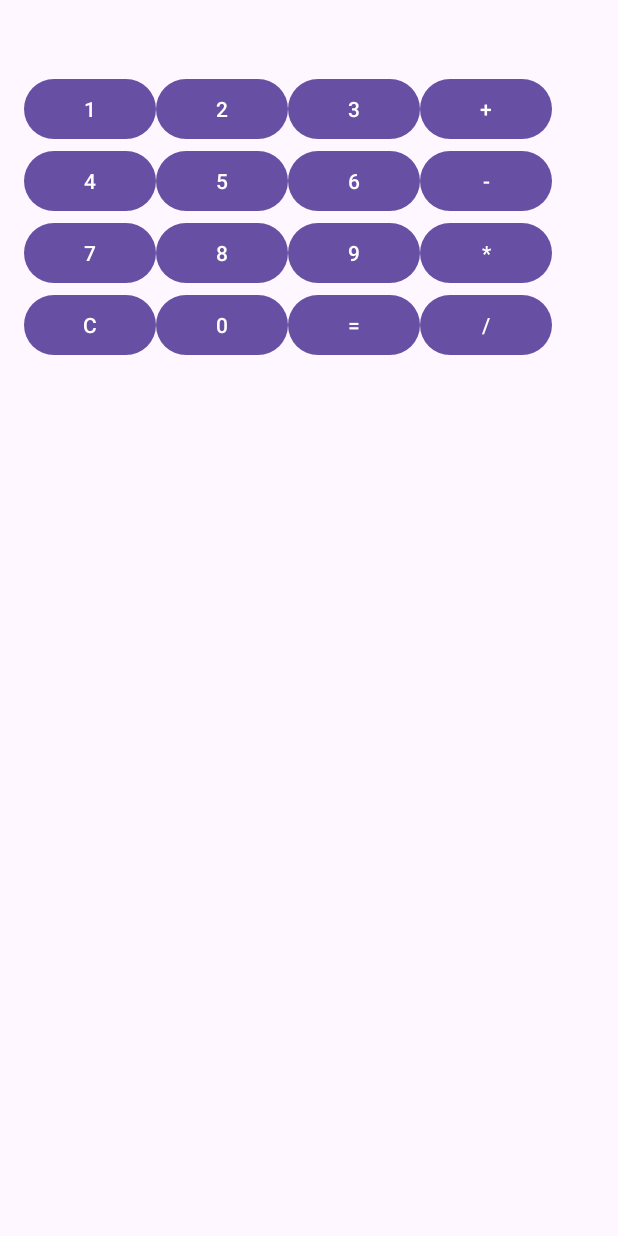
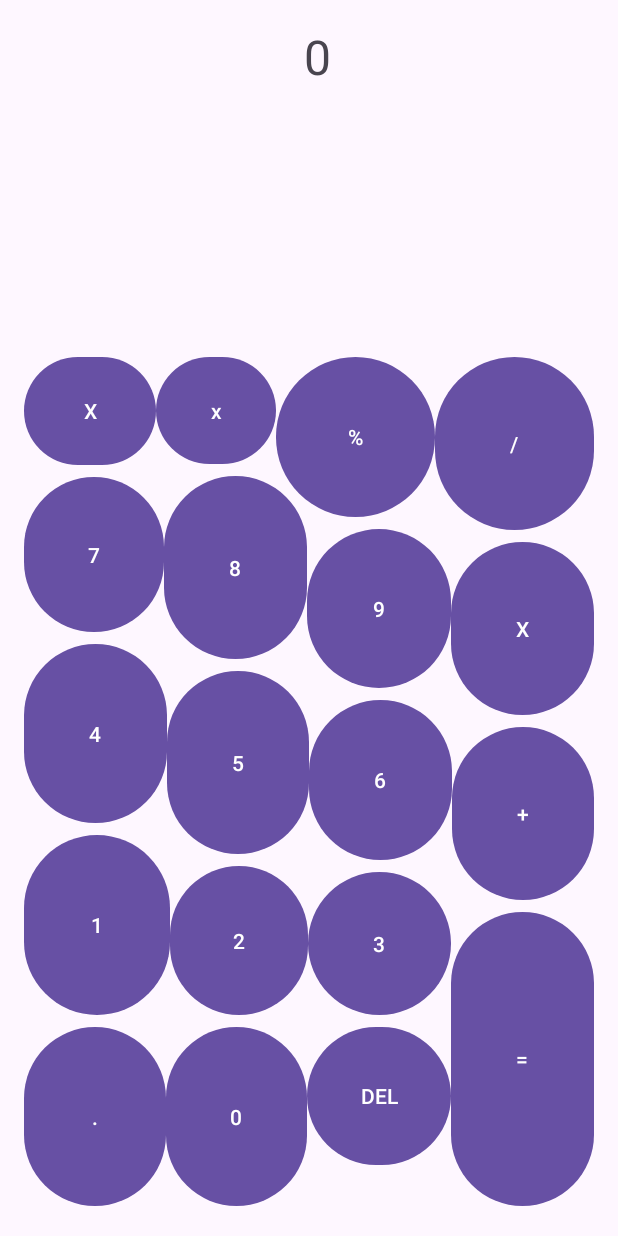
Before and after one commit to JonasAverySchuler/Awesome-miner, an Android app: the layout calculator_layout.xml on its own in the app's theme, with its tools: preview values and no code run, on a phone screen of 412 x 824 dp. Run offline under Robolectric (Android 15) with nearby library versions, the phone set to English and light mode, and no system bars.

Commit message:
Init new calc layout

```diff
--- a/app/src/main/res/layout/calculator_layout.xml
+++ b/app/src/main/res/layout/calculator_layout.xml
@@ -1,154 +1,239 @@
-<GridLayout
-    xmlns:android="http://schemas.android.com/apk/res/android"
+<androidx.constraintlayout.widget.ConstraintLayout xmlns:android="http://schemas.android.com/apk/res/android"
+    xmlns:app="http://schemas.android.com/apk/res-auto"
+    xmlns:tools="http://schemas.android.com/tools"
     android:layout_width="match_parent"
     android:layout_height="match_parent"
-    android:columnCount="4"
-    android:rowCount="5"
-    android:padding="16dp"
-    android:alignmentMode="alignMargins"
-    android:layout_gravity="center">
+    android:padding="16dp">
 
     <!-- Calculator Display -->
+
+    <!-- Row 1 -->
     <TextView
         android:id="@+id/display"
-        android:layout_width="match_parent"
-        android:layout_height="wrap_content"
-        android:textSize="24sp"
+        android:layout_width="391dp"
+        android:layout_height="218dp"
+        android:layout_marginBottom="32dp"
+        android:text="0"
         android:textAlignment="center"
-        android:layout_columnSpan="4"
-        android:layout_row="0"/>
+        android:textSize="32sp"
+        app:layout_constraintHorizontal_bias="0.0"
+        app:layout_constraintLeft_toLeftOf="parent"
+        app:layout_constraintRight_toRightOf="parent"
+        app:layout_constraintTop_toTopOf="parent" />
 
-    <!-- Calculator Buttons -->
-    <!-- Row 1 -->
+    <Button
+        android:id="@+id/btnX"
+        android:layout_width="88dp"
+        android:layout_height="80dp"
+        android:text="X"
+
+        app:layout_constraintBottom_toTopOf="@id/btn7"
+        app:layout_constraintEnd_toStartOf="@id/btn0"
+        app:layout_constraintHorizontal_bias="0.0"
+        app:layout_constraintStart_toStartOf="parent"
+        app:layout_constraintTop_toBottomOf="@id/display" />
+
+    <Button
+        android:id="@+id/btnSquare"
+        android:layout_width="80dp"
+        android:layout_height="79dp"
+        android:text="x"
+
+        app:layout_constraintBottom_toTopOf="@id/btn8"
+        app:layout_constraintEnd_toStartOf="@id/btnPercent"
+        app:layout_constraintStart_toEndOf="@id/btnX"
+        app:layout_constraintTop_toBottomOf="@id/display" />
+
+    <Button
+        android:id="@+id/btnPercent"
+        android:layout_width="0dp"
+        android:layout_height="0dp"
+        android:text="%"
+
+        app:layout_constraintBottom_toTopOf="@id/btn9"
+        app:layout_constraintEnd_toStartOf="@id/btnDiv"
+        app:layout_constraintStart_toEndOf="@id/btnSquare"
+        app:layout_constraintTop_toBottomOf="@id/display" />
+
+    <Button
+        android:id="@+id/btnDiv"
+        android:layout_width="0dp"
+        android:layout_height="0dp"
+        android:text="/"
+
+        app:layout_constraintBottom_toTopOf="@id/btnTimes"
+        app:layout_constraintEnd_toEndOf="parent"
+        app:layout_constraintStart_toEndOf="@id/btnPercent"
+        app:layout_constraintTop_toBottomOf="@id/display" />
+
+    <!-- Row 2 -->
+
+    <Button
+        android:id="@+id/btn7"
+        android:layout_width="93dp"
+        android:layout_height="111dp"
+        android:text="7"
+
+        app:layout_constraintBottom_toTopOf="@id/btn4"
+        app:layout_constraintEnd_toStartOf="@id/btn8"
+        app:layout_constraintStart_toStartOf="parent"
+        app:layout_constraintTop_toBottomOf="@id/btnX" />
+
+    <Button
+        android:id="@+id/btn8"
+        android:layout_width="0dp"
+        android:layout_height="0dp"
+        android:text="8"
+
+        app:layout_constraintBottom_toTopOf="@id/btn5"
+        app:layout_constraintEnd_toStartOf="@id/btn9"
+        app:layout_constraintStart_toEndOf="@id/btn7"
+        app:layout_constraintTop_toBottomOf="@id/btnSquare" />
+
+    <Button
+        android:id="@+id/btn9"
+        android:layout_width="0dp"
+        android:layout_height="0dp"
+        android:text="9"
+
+        app:layout_constraintBottom_toTopOf="@id/btn6"
+        app:layout_constraintEnd_toStartOf="@id/btnTimes"
+        app:layout_constraintStart_toEndOf="@id/btn8"
+        app:layout_constraintTop_toBottomOf="@id/btnPercent" />
+
+    <Button
+        android:id="@+id/btnTimes"
+        android:layout_width="0dp"
+        android:layout_height="0dp"
+        android:text="X"
+
+        app:layout_constraintBottom_toTopOf="@id/btnPlus"
+        app:layout_constraintEnd_toEndOf="parent"
+        app:layout_constraintStart_toEndOf="@id/btn9"
+        app:layout_constraintTop_toBottomOf="@id/btnDiv" />
+
+    <!-- Row 3 -->
+    <Button
+        android:id="@+id/btn4"
+        android:layout_width="0dp"
+        android:layout_height="0dp"
+        android:text="4"
+
+        app:layout_constraintBottom_toTopOf="@id/btn1"
+        app:layout_constraintEnd_toStartOf="@id/btn5"
+        app:layout_constraintStart_toStartOf="parent"
+        app:layout_constraintTop_toBottomOf="@id/btn7" />
+
+    <Button
+        android:id="@+id/btn5"
+        android:layout_width="0dp"
+        android:layout_height="0dp"
+        android:text="5"
+
+        app:layout_constraintBottom_toTopOf="@id/btn2"
+        app:layout_constraintEnd_toStartOf="@id/btn6"
+        app:layout_constraintStart_toEndOf="@id/btn4"
+        app:layout_constraintTop_toBottomOf="@id/btn8" />
+
+    <Button
+        android:id="@+id/btn6"
+        android:layout_width="0dp"
+        android:layout_height="0dp"
+        android:text="6"
+
+        app:layout_constraintBottom_toTopOf="@id/btn3"
+        app:layout_constraintEnd_toStartOf="@id/btnPlus"
+        app:layout_constraintStart_toEndOf="@id/btn5"
+        app:layout_constraintTop_toBottomOf="@id/btn9" />
+
+    <Button
+        android:id="@+id/btnPlus"
+        android:layout_width="0dp"
+        android:layout_height="0dp"
+        android:text="+"
+
+        app:layout_constraintBottom_toTopOf="@id/btnEqual"
+        app:layout_constraintEnd_toEndOf="parent"
+        app:layout_constraintStart_toEndOf="@id/btn6"
+        app:layout_constraintTop_toBottomOf="@id/btnTimes" />
+
+    <!-- Row 4 -->
     <Button
         android:id="@+id/btn1"
-        android:layout_width="wrap_content"
-        android:layout_height="wrap_content"
+        android:layout_width="0dp"
+        android:layout_height="0dp"
         android:text="1"
-        android:layout_row="1"
-        android:layout_column="0"/>
+
+        app:layout_constraintBottom_toTopOf="@id/btnPoint"
+        app:layout_constraintEnd_toStartOf="@id/btn2"
+        app:layout_constraintStart_toStartOf="parent"
+        app:layout_constraintTop_toBottomOf="@id/btn4" />
 
     <Button
         android:id="@+id/btn2"
-        android:layout_width="wrap_content"
-        android:layout_height="wrap_content"
+        android:layout_width="92dp"
+        android:layout_height="107dp"
         android:text="2"
-        android:layout_row="1"
-        android:layout_column="1"/>
+
+        app:layout_constraintBottom_toTopOf="@id/btn0"
+        app:layout_constraintEnd_toStartOf="@id/btn3"
+        app:layout_constraintStart_toEndOf="@id/btn1"
+        app:layout_constraintTop_toBottomOf="@id/btn5" />
 
     <Button
         android:id="@+id/btn3"
-        android:layout_width="wrap_content"
-        android:layout_height="wrap_content"
+        android:layout_width="95dp"
+        android:layout_height="103dp"
         android:text="3"
-        android:layout_row="1"
-        android:layout_column="2"/>
 
+        app:layout_constraintBottom_toTopOf="@id/btnDelete"
+        app:layout_constraintEnd_toStartOf="@id/btnEqual"
+        app:layout_constraintStart_toEndOf="@id/btn2"
+        app:layout_constraintTop_toBottomOf="@id/btn6" />
+
+    <!-- Row 5 -->
     <Button
-        android:id="@+id/btnPlus"
-        android:layout_width="wrap_content"
-        android:layout_height="wrap_content"
-        android:text="+"
-        android:layout_row="1"
-        android:layout_column="3"/>
+        android:id="@+id/btnPoint"
+        android:layout_width="0dp"
+        android:layout_height="0dp"
+        android:text="."
 
-    <!-- Row 2 -->
-    <Button
-        android:id="@+id/btn4"
-        android:layout_width="wrap_content"
-        android:layout_height="wrap_content"
-        android:text="4"
-        android:layout_row="2"
-        android:layout_column="0"/>
-
-    <Button
-        android:id="@+id/btn5"
-        android:layout_width="wrap_content"
-        android:layout_height="wrap_content"
-        android:text="5"
-        android:layout_row="2"
-        android:layout_column="1"/>
-
-    <Button
-        android:id="@+id/btn6"
-        android:layout_width="wrap_content"
-        android:layout_height="wrap_content"
-        android:text="6"
-        android:layout_row="2"
-        android:layout_column="2"/>
-
-    <Button
-        android:id="@+id/btnMinus"
-        android:layout_width="wrap_content"
-        android:layout_height="wrap_content"
-        android:text="-"
-        android:layout_row="2"
-        android:layout_column="3"/>
-
-    <!-- Row 3 -->
-    <Button
-        android:id="@+id/btn7"
-        android:layout_width="wrap_content"
-        android:layout_height="wrap_content"
-        android:text="7"
-        android:layout_row="3"
-        android:layout_column="0"/>
-
-    <Button
-        android:id="@+id/btn8"
-        android:layout_width="wrap_content"
-        android:layout_height="wrap_content"
-        android:text="8"
-        android:layout_row="3"
-        android:layout_column="1"/>
-
-    <Button
-        android:id="@+id/btn9"
-        android:layout_width="wrap_content"
-        android:layout_height="wrap_content"
-        android:text="9"
-        android:layout_row="3"
-        android:layout_column="2"/>
-
-    <Button
-        android:id="@+id/btnMultiply"
-        android:layout_width="wrap_content"
-        android:layout_height="wrap_content"
-        android:text="*"
-        android:layout_row="3"
-        android:layout_column="3"/>
-
-    <!-- Row 4 -->
-    <Button
-        android:id="@+id/btnClear"
-        android:layout_width="wrap_content"
-        android:layout_height="wrap_content"
-        android:text="C"
-        android:layout_row="4"
-        android:layout_column="0"/>
+        app:layout_constraintBottom_toBottomOf="parent"
+        app:layout_constraintEnd_toStartOf="@id/btn0"
+        app:layout_constraintStart_toStartOf="parent"
+        app:layout_constraintTop_toBottomOf="@id/btn1" />
 
     <Button
         android:id="@+id/btn0"
-        android:layout_width="wrap_content"
-        android:layout_height="wrap_content"
+        android:layout_width="0dp"
+        android:layout_height="0dp"
         android:text="0"
-        android:layout_row="4"
-        android:layout_column="1"/>
+
+        app:layout_constraintEnd_toStartOf="@id/btnDelete"
+        app:layout_constraintStart_toEndOf="@id/btnPoint"
+        app:layout_constraintTop_toTopOf="@+id/btnPoint"
+        app:layout_constraintBottom_toBottomOf="parent"/>
 
     <Button
-        android:id="@+id/btnEquals"
-        android:layout_width="wrap_content"
-        android:layout_height="wrap_content"
-        android:text="="
-        android:layout_row="4"
-        android:layout_column="2"/>
+        android:id="@+id/btnDelete"
+        android:layout_width="96dp"
+        android:layout_height="100dp"
+        android:text="DEL"
+
+        app:layout_constraintEnd_toStartOf="@id/btnEqual"
+        app:layout_constraintStart_toEndOf="@id/btn0"
+        app:layout_constraintTop_toTopOf="@+id/btn0" />
 
     <Button
-        android:id="@+id/btnDivide"
-        android:layout_width="wrap_content"
-        android:layout_height="wrap_content"
-        android:text="/"
-        android:layout_row="4"
-        android:layout_column="3"/>
+        android:id="@+id/btnEqual"
+        android:layout_width="95dp"
+        android:layout_height="204dp"
+        android:text="="
 
-</GridLayout>
+        app:layout_constraintBottom_toBottomOf="parent"
+        app:layout_constraintEnd_toEndOf="parent"
+        app:layout_constraintStart_toEndOf="@id/btnDelete"
+        app:layout_constraintTop_toBottomOf="@id/btnPlus" />
+
+
+</androidx.constraintlayout.widget.ConstraintLayout>
```
Also changed, not shown: app/src/main/AndroidManifest.xml (+8 -6 lines).
